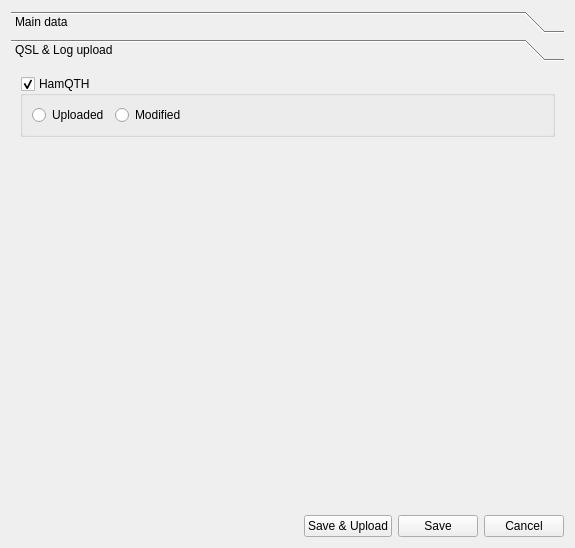
gitandy/DragonLog, file ui_files/DragonLog_QSOForm.ui: the form before one commit.
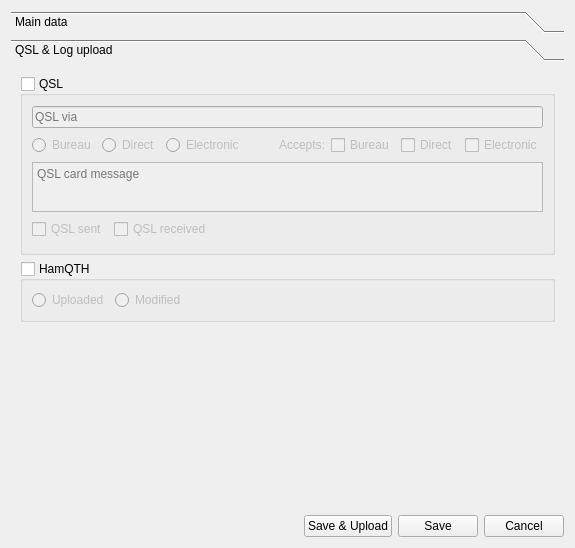
The form after the commit. The open tabs and pages were chosen to show the change.

The edit to the form file:
```diff
--- a/ui_files/DragonLog_QSOForm.ui
+++ b/ui_files/DragonLog_QSOForm.ui
@@ -529,6 +529,157 @@
        <string>QSL &amp;&amp; Log upload</string>
       </attribute>
       <layout class="QVBoxLayout" name="verticalLayout_6">
+       <item>
+        <widget class="QGroupBox" name="qslGroupBox">
+         <property name="title">
+          <string>QSL</string>
+         </property>
+         <property name="checkable">
+          <bool>true</bool>
+         </property>
+         <property name="checked">
+          <bool>false</bool>
+         </property>
+         <layout class="QVBoxLayout" name="verticalLayout_7">
+          <item>
+           <widget class="QLineEdit" name="qslViaLineEdit">
+            <property name="toolTip">
+             <string>The contacted station QSL route.
+This is not the QSL manager/bureau address.</string>
+            </property>
+            <property name="placeholderText">
+             <string>QSL via</string>
+            </property>
+           </widget>
+          </item>
+          <item>
+           <layout class="QHBoxLayout" name="horizontalLayout_12">
+            <item>
+             <widget class="QRadioButton" name="qslBureauRadioButton">
+              <property name="text">
+               <string>Bureau</string>
+              </property>
+             </widget>
+            </item>
+            <item>
+             <widget class="QRadioButton" name="qslDirectRadioButton">
+              <property name="text">
+               <string>Direct</string>
+              </property>
+             </widget>
+            </item>
+            <item>
+             <widget class="QRadioButton" name="qslElectronicRadioButton">
+              <property name="text">
+               <string>Electronic</string>
+              </property>
+             </widget>
+            </item>
+            <item>
+             <spacer name="horizontalSpacer_8">
+              <property name="orientation">
+               <enum>Qt::Horizontal</enum>
+              </property>
+              <property name="sizeHint" stdset="0">
+               <size>
+                <width>40</width>
+                <height>20</height>
+               </size>
+              </property>
+             </spacer>
+            </item>
+            <item>
+             <widget class="QLabel" name="label_5">
+              <property name="text">
+               <string>Accepts:</string>
+              </property>
+             </widget>
+            </item>
+            <item>
+             <widget class="QCheckBox" name="qslAccBureauCheckBox">
+              <property name="text">
+               <string>Bureau</string>
+              </property>
+             </widget>
+            </item>
+            <item>
+             <widget class="QCheckBox" name="qslAccDirectCheckBox">
+              <property name="text">
+               <string>Direct</string>
+              </property>
+             </widget>
+            </item>
+            <item>
+             <widget class="QCheckBox" name="qslAccElectronicCheckBox">
+              <property name="text">
+               <string>Electronic</string>
+              </property>
+             </widget>
+            </item>
+           </layout>
+          </item>
+          <item>
+           <widget class="QTextEdit" name="qslMessageTextEdit">
+            <property name="sizePolicy">
+             <sizepolicy hsizetype="Expanding" vsizetype="MinimumExpanding">
+              <horstretch>0</horstretch>
+              <verstretch>0</verstretch>
+             </sizepolicy>
+            </property>
+            <property name="minimumSize">
+             <size>
+              <width>0</width>
+              <height>50</height>
+             </size>
+            </property>
+            <property name="maximumSize">
+             <size>
+              <width>16777215</width>
+              <height>50</height>
+             </size>
+            </property>
+            <property name="textInteractionFlags">
+             <set>Qt::LinksAccessibleByKeyboard|Qt::LinksAccessibleByMouse|Qt::TextBrowserInteraction|Qt::TextEditable|Qt::TextEditorInteraction|Qt::TextSelectableByKeyboard|Qt::TextSelectableByMouse</set>
+            </property>
+            <property name="placeholderText">
+             <string>QSL card message</string>
+            </property>
+           </widget>
+          </item>
+          <item>
+           <layout class="QHBoxLayout" name="horizontalLayout_10">
+            <item>
+             <widget class="QCheckBox" name="qslSentCheckBox">
+              <property name="text">
+               <string>QSL sent</string>
+              </property>
+             </widget>
+            </item>
+            <item>
+             <widget class="QCheckBox" name="qslRcvdCheckBox">
+              <property name="text">
+               <string>QSL received</string>
+              </property>
+             </widget>
+            </item>
+            <item>
+             <spacer name="horizontalSpacer_9">
+              <property name="orientation">
+               <enum>Qt::Horizontal</enum>
+              </property>
+              <property name="sizeHint" stdset="0">
+               <size>
+                <width>40</width>
+                <height>20</height>
+               </size>
+              </property>
+             </spacer>
+            </item>
+           </layout>
+          </item>
+         </layout>
+        </widget>
+       </item>
        <item>
         <widget class="QGroupBox" name="hamQTHGroupBox">
          <property name="title">
@@ -537,6 +688,9 @@
          <property name="checkable">
           <bool>true</bool>
          </property>
+         <property name="checked">
+          <bool>false</bool>
+         </property>
          <layout class="QHBoxLayout" name="horizontalLayout_3">
           <item>
            <widget class="QRadioButton" name="hamQTHuplRadioButton">
```
